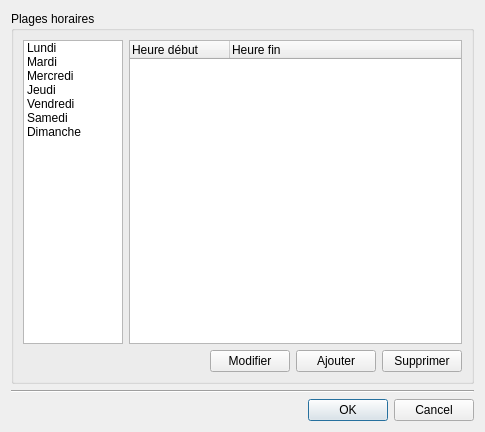
The window that data/DialogPlageHoraire.ui (calaos/calaos_installer) describes before a commit, drawn with Qt 5.
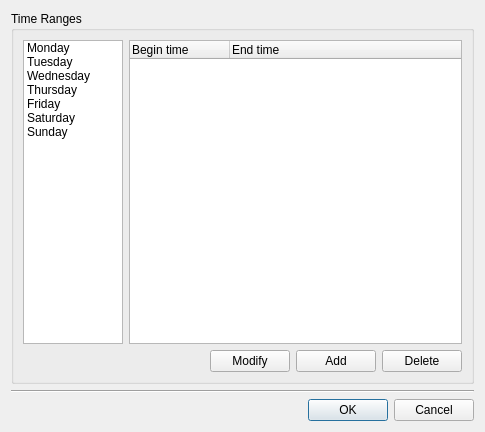
The same window after the commit. Icons and pictures are not drawn.

Diff of the .ui file:
```diff
--- a/data/DialogPlageHoraire.ui
+++ b/data/DialogPlageHoraire.ui
@@ -27,7 +27,7 @@
    <item>
     <widget class="QGroupBox" name="groupBox">
      <property name="title">
-      <string>Plages horaires</string>
+      <string>Time Ranges</string>
      </property>
      <layout class="QVBoxLayout" name="verticalLayout">
       <item>
@@ -48,37 +48,37 @@
           </property>
           <item>
            <property name="text">
-            <string>Lundi</string>
+            <string>Monday</string>
            </property>
           </item>
           <item>
            <property name="text">
-            <string>Mardi</string>
+            <string>Tuesday</string>
            </property>
           </item>
           <item>
            <property name="text">
-            <string>Mercredi</string>
+            <string>Wednesday</string>
            </property>
           </item>
           <item>
            <property name="text">
-            <string>Jeudi</string>
+            <string>Thursday</string>
            </property>
           </item>
           <item>
            <property name="text">
-            <string>Vendredi</string>
+            <string>Friday</string>
            </property>
           </item>
           <item>
            <property name="text">
-            <string>Samedi</string>
+            <string>Saturday</string>
            </property>
           </item>
           <item>
            <property name="text">
-            <string>Dimanche</string>
+            <string>Sunday</string>
            </property>
           </item>
          </widget>
@@ -102,12 +102,12 @@
           </property>
           <column>
            <property name="text">
-            <string>Heure début</string>
+            <string>Begin time</string>
            </property>
           </column>
           <column>
            <property name="text">
-            <string>Heure fin</string>
+            <string>End time</string>
            </property>
           </column>
          </widget>
@@ -132,7 +132,7 @@
         <item>
          <widget class="QPushButton" name="modifyButton">
           <property name="text">
-           <string>Modifier</string>
+           <string>Modify</string>
           </property>
           <property name="icon">
            <iconset resource="resources.qrc">
@@ -143,7 +143,7 @@
         <item>
          <widget class="QPushButton" name="addButton">
           <property name="text">
-           <string>Ajouter</string>
+           <string>Add</string>
           </property>
           <property name="icon">
            <iconset resource="resources.qrc">
@@ -154,7 +154,7 @@
         <item>
          <widget class="QPushButton" name="delButton">
           <property name="text">
-           <string>Supprimer</string>
+           <string>Delete</string>
           </property>
           <property name="icon">
            <iconset resource="resources.qrc">
```
Left out of the diff: 2 changed lines with no effect on the pictures.
